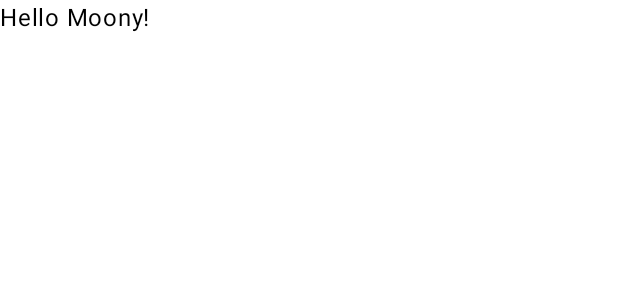
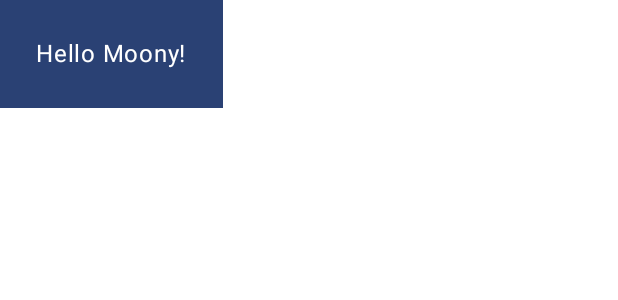
Before and after one commit to Moony-H/PreOnboardingChallengeCompose, an Android app built with Jetpack Compose: the @Preview function GreetingPreview, on a phone screen of 412 x 824 dp. Shown: the top 300 px of the screen. Run offline under Robolectric (Android 15) with nearby library versions, the phone set to English and light mode, and no system bars.

Commit message:
chapter 4 UI(Modifier)

```diff
--- a/app/src/main/java/com/example/preonboardingchallengecompose/MainActivity.kt
+++ b/app/src/main/java/com/example/preonboardingchallengecompose/MainActivity.kt
@@ -4,12 +4,14 @@ import android.os.Bundle
 import androidx.activity.ComponentActivity
 import androidx.activity.compose.setContent
 import androidx.compose.foundation.layout.fillMaxSize
+import androidx.compose.foundation.layout.padding
 import androidx.compose.material3.MaterialTheme
 import androidx.compose.material3.Surface
 import androidx.compose.material3.Text
 import androidx.compose.runtime.Composable
 import androidx.compose.ui.Modifier
 import androidx.compose.ui.tooling.preview.Preview
+import androidx.compose.ui.unit.dp
 import com.example.preonboardingchallengecompose.ui.theme.PreOnboardingChallengeComposeTheme
 
 class MainActivity : ComponentActivity() {
@@ -39,12 +41,28 @@ class MainActivity : ComponentActivity() {
 //컴파일러에서도 소문자로 시작하면 경고(?)를 띄우는데, 이건 경고가 뜨지 않는다, Composable의 관습인가 보다.(마치 플러터를 하는것 같다. 선언형 UI)
 @Composable
 fun Greeting(name: String, modifier: Modifier = Modifier) {
-    //내부를 검색한 결과 Text()함수도 @Composable이 붙은 구성 가능한 함수이다.
-    //@Composable 함수이기 때문에 내부에서 Text함수를 호출할 수 있다.
-    Text(
-        text = "Hello $name!",
-        modifier = modifier
-    )
+
+    //배경을 바꾸기 위해 Surface를 사용하였다.
+    //@Composable annotation이 붙어 있다.
+    //@NonRestartableComposable이 같이 붙어있는데,
+    //검색 결과 다시 구성(Recomposition)을 방지하는 annotation이라는 것을 알았다.
+    //화면이 바뀔 때, 다시 구성하지 않음으로서 화면을 그릴 때 성능 향상을 기대할 수 있다.
+    Surface(color= MaterialTheme.colorScheme.primary){ // Material3에 정의되어 있는 색이다.
+        //내부를 보면 Text()함수도 @Composable이 붙은 구성 가능한 함수이다.
+        //@Composable 함수이기 때문에 내부에서 Text함수를 호출할 수 있다.
+        Text(
+            text = "Hello $name!",
+            //Modifier는 상위 레이아웃에서 받아서 자신에게 온다.
+            //주석처리를 해 버리면 Text의 내부에서 기본 Modifier를 사용한다.
+            //아마(?) view의 layoutParams처럼 layout 구성의 정보를 받는게 아닐까?
+            //맞는듯 하다. match_parent 처럼 fillMaxSize가 있다.
+            modifier = modifier.padding(24.dp)//dp는 Int의 extension으로 선언되어 있다.
+            //modifier의 함수들은 다시 자기 자신을 반환하는 형식이기 때문에 여러 함수를 계속 호출할 수 있다.
+            //밑은 예시이다.
+
+            //modifier = modifier.padding(24.dp).fillMaxSize()
+        )
+    }
 }
 
 //미리보기를 사용하고 싶다면 @Preview annotation을 사용하면 된다.
```
